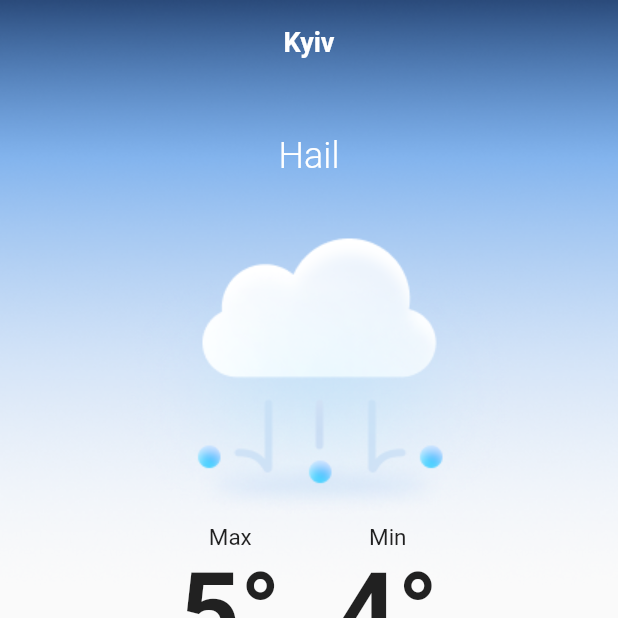
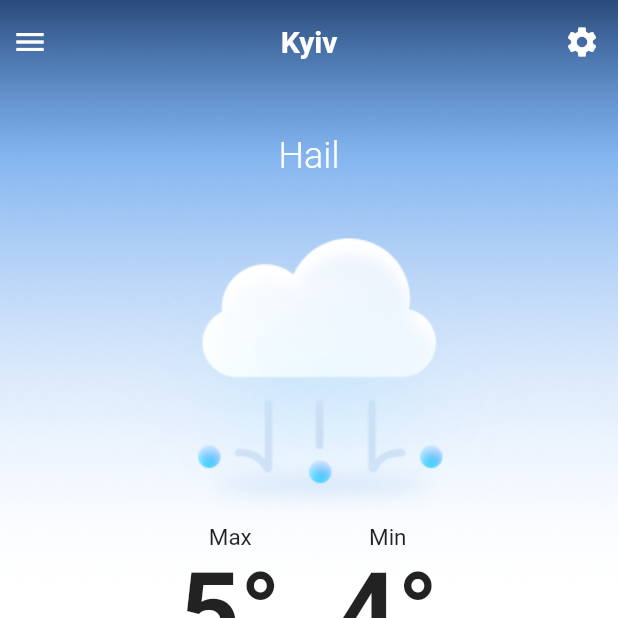
Before and after one commit to PoberzhetsAndriy/weather, a Flutter app: the screen it shows after launch, on a phone screen of 412 x 824 dp, the top half of it. Run offline on Flutter 3.47's test engine with Material 2 defaults, Android fonts, the phone set to English and light mode, and no system bars.

Commit message:
my first commit

```diff
--- a/lib/main.dart
+++ b/lib/main.dart
@@ -1,64 +1,25 @@
 import 'package:flutter/material.dart';
-import 'package:weather/widgets/get_info.dart';
-import 'package:weather/widgets/today_weather.dart';
-import 'package:weather/widgets/week_weather.dart';
+import 'package:weather/widgets/weather_screen.dart';
 import 'package:flutter/services.dart';
-import 'package:weather/widgets/get_info.dart';
-import 'package:http/http.dart' as http;
-import 'dart:convert';
+import 'package:weather/models/fetch_weather_info.dart';
 
 void main() {
-  getHttp('https://www.metaweather.com/api/location/924938/');
   runApp(const WeatherApp());
 }
 
 class WeatherApp extends StatelessWidget {
   const WeatherApp({Key? key}) : super(key: key);
 
-  final town = 'Kyiv';
+
 
   @override
   Widget build(BuildContext context) {
     SystemChrome.setPreferredOrientations([
       DeviceOrientation.portraitUp,
     ]);
-    return MaterialApp(
+    return const MaterialApp(
       debugShowCheckedModeBanner: false,
-      home: Scaffold(
-        extendBodyBehindAppBar: true,
-        appBar: AppBar(
-          backgroundColor: Colors.transparent,
-          elevation: 0,
-          centerTitle: true,
-          title: Text(town,
-              style: const TextStyle(
-                  fontWeight: FontWeight.bold,
-                  color: Colors.white,
-                  fontSize: 18)),
-        ),
-        body: Container(
-          decoration: const BoxDecoration(
-            image: DecorationImage(
-              alignment: AlignmentDirectional.topCenter,
-              fit: BoxFit.fitWidth,
-              image: AssetImage('assets/images/Light Sky Gradient.png'),
-            ),
-          ),
-          width: double.infinity,
-          child: Padding(
-            padding: const EdgeInsets.only(
-              top: 20,
-            ),
-            child: Column(
-              mainAxisAlignment: MainAxisAlignment.spaceBetween,
-              children: [
-                TodayWeather(),
-                const WeekWeather(),
-              ],
-            ),
-          ),
-        ),
-      ),
+      home: WeatherScreen(),
     );
   }
 }
--- /dev/null
+++ b/lib/widgets/weather_screen.dart
@@ -0,0 +1,71 @@
+import 'package:flutter/material.dart';
+import 'package:weather/widgets/saved_screen.dart';
+import 'package:weather/widgets/settings_screen.dart';
+import 'package:weather/widgets/today_weather.dart';
+import 'package:weather/widgets/week_weather.dart';
+
+class WeatherScreen extends StatelessWidget {
+  final town = 'Kyiv';
+  const WeatherScreen({Key? key}) : super(key: key);
+
+  @override
+  Widget build(BuildContext context) {
+    return Scaffold(
+      backgroundColor: Colors.white,
+      extendBodyBehindAppBar: true,
+      appBar: AppBar(
+        actions: [
+          IconButton(
+              onPressed: () {
+                Navigator.push(
+                  context,
+                  MaterialPageRoute(
+                      builder: (context) => const SettingsScreen()),
+                );
+              },
+              icon: const Icon(Icons.settings))
+        ],
+        leading: IconButton(
+          alignment: Alignment.centerLeft,
+          onPressed: () {
+            Navigator.push(
+              context,
+              MaterialPageRoute(builder: (context) => const SavedScreen()),
+            );
+          },
+          icon: const Icon(Icons.menu),
+        ),
+        backgroundColor: Colors.transparent,
+        elevation: 0,
+        centerTitle: true,
+        title: Text(town,
+            style: const TextStyle(
+              fontWeight: FontWeight.bold,
+              color: Colors.white,
+            )),
+      ),
+      body: Container(
+        decoration: const BoxDecoration(
+          image: DecorationImage(
+            alignment: AlignmentDirectional.topCenter,
+            fit: BoxFit.fitWidth,
+            image: AssetImage('assets/images/Light Sky Gradient.png'),
+          ),
+        ),
+        width: double.infinity,
+        child: Padding(
+          padding: const EdgeInsets.only(
+            top: 20,
+          ),
+          child: Column(
+            mainAxisAlignment: MainAxisAlignment.spaceBetween,
+            children: [
+              TodayWeather(),
+              const WeekWeather(),
+            ],
+          ),
+        ),
+      ),
+    );
+  }
+}
--- a/lib/widgets/week_weather.dart
+++ b/lib/widgets/week_weather.dart
@@ -42,7 +42,7 @@ class _WeekWeatherState extends State<WeekWeather> {
               height: 40,
               decoration: const BoxDecoration(
                   border: Border(
-                      bottom: BorderSide(width: 2, color: Color(0x40E1EDFC)))),
+                      bottom: BorderSide(width: 2, color: Color(0xFFF7F8F9)))),
               child: Padding(
                 padding: const EdgeInsets.symmetric(horizontal: 25),
                 child: Row(
```
Also changed, not shown: lib/models/fetch_weather_info.dart (added, +47 -0 lines), lib/widgets/adding_screen.dart (added, +29 -0 lines), lib/widgets/get_info.dart (deleted, +0 -9 lines), lib/widgets/saved_screen.dart (added, +36 -0 lines), lib/widgets/settings_screen.dart (added, +24 -0 lines).
